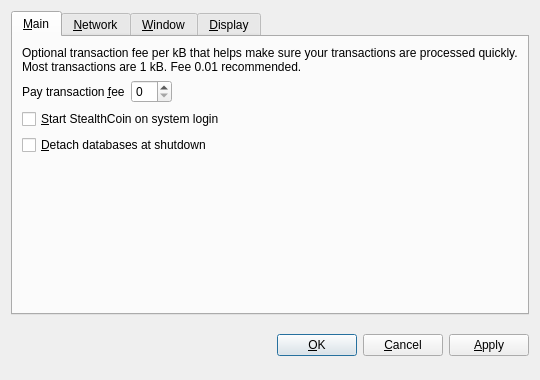
Qt form src/qt/forms/optionsdialog.ui (Stealth-R-D-LLC/Stealth) before a commit.
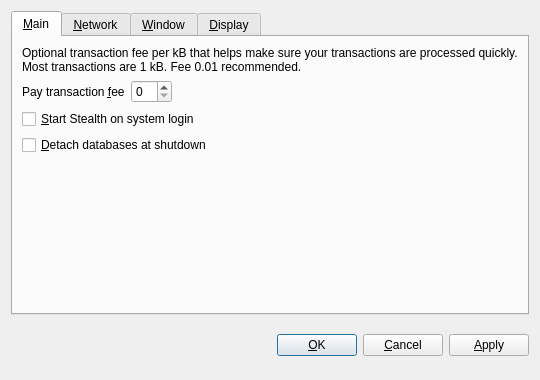
The same form after that commit. Custom widgets are drawn as their Qt base class.

Commit message: Rebrand to Stealth, update seed nodes

Patch:
```diff
--- a/src/qt/forms/optionsdialog.ui
+++ b/src/qt/forms/optionsdialog.ui
@@ -82,7 +82,7 @@
           <string>Automatically start StealthCoin after logging in to the system.</string>
          </property>
          <property name="text">
-          <string>&amp;Start StealthCoin on system login</string>
+          <string>&amp;Start Stealth on system login</string>
          </property>
         </widget>
        </item>
```
Left out of the diff: 10 changed lines with no effect on the pictures. The commit also changes 63 other files.
